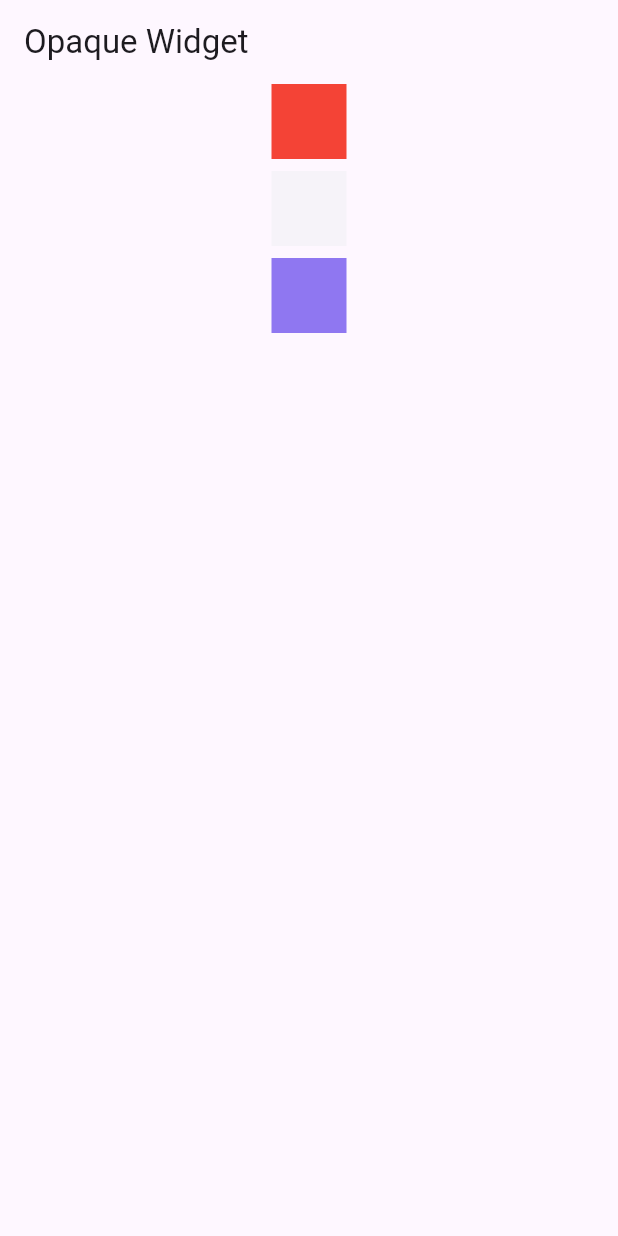
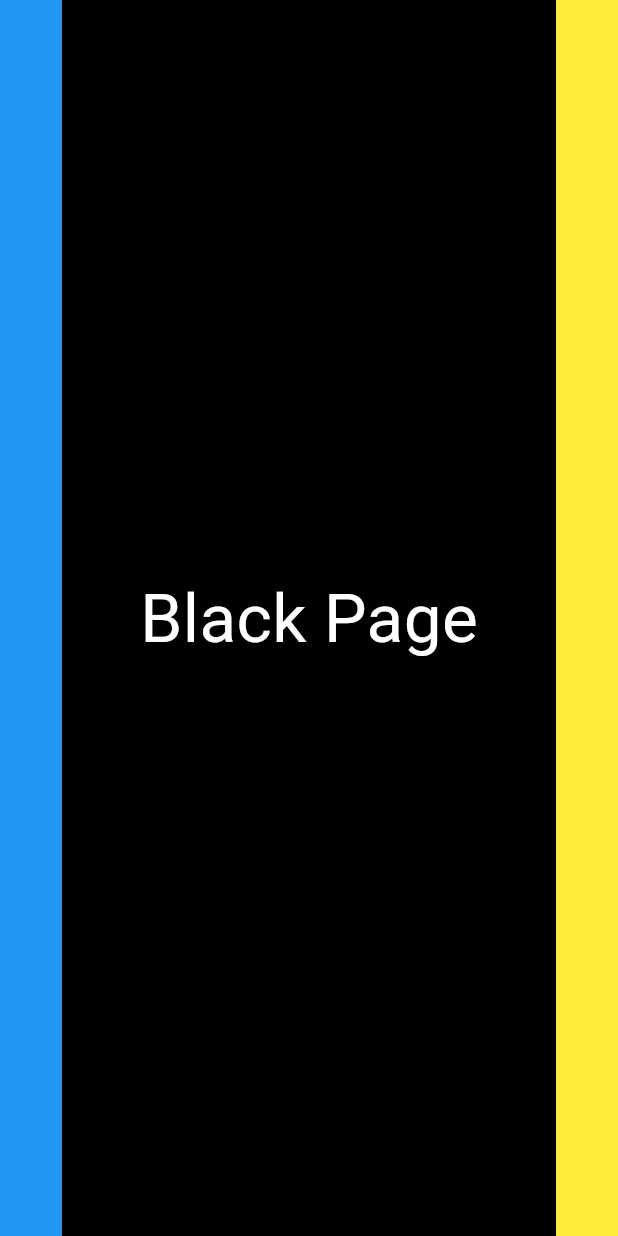
Before and after one commit to AzamHasnat/Widgets-of-the-Week, a Flutter app: the screen it shows after launch, on a phone screen of 412 x 824 dp. Run offline on Flutter 3.47's test engine with Material 3 defaults, Android fonts, the phone set to English and light mode, and no system bars.

Commit message:
Add Page View Widget

```diff
--- /dev/null
+++ b/lib/Widgests of the week/Page View/page_view_custom.dart
@@ -0,0 +1,56 @@
+import 'package:flutter/material.dart';
+
+class PageViewCustom extends StatefulWidget {
+  const PageViewCustom({super.key});
+
+  @override
+  State<PageViewCustom> createState() => _PageViewCustomState();
+}
+
+class _PageViewCustomState extends State<PageViewCustom> {
+  final _pageController = PageController(
+    initialPage: 2,
+    viewportFraction: 0.8);
+  @override
+  Widget build(BuildContext context) {
+    return Scaffold(
+      body: PageView(
+        controller: _pageController,
+        children: [
+          Container(
+            color: Colors.red,
+            child: const Center(child: Text("Red Page",
+                style: TextStyle(
+                  fontSize: 45,
+                  color: Colors.white,
+                ),)),
+          ),
+          Container(
+            color: Colors.blue,
+            child: const Center(child: Text("Blue Page",
+                style: TextStyle(
+                  fontSize: 45,
+                  color: Colors.white,
+                ),)),
+          ),
+          Container(
+            color: Colors.black,
+            child: const Center(child: Text("Black Page",
+                style: TextStyle(
+                  fontSize: 45,
+                  color: Colors.white,
+                ),)),
+          ),
+          Container(
+            color: Colors.yellow,
+            child: const Center(child: Text("Yellow Page",
+                style: TextStyle(
+                  fontSize: 45,
+                  color: Colors.white,
+                ),)),
+          ),
+        ],
+      ),
+    );
+  }
+}
--- a/lib/main.dart
+++ b/lib/main.dart
@@ -1,4 +1,5 @@
 import 'package:flutter/material.dart';
+import 'package:flutter_widgets_of_the_week/Widgests%20of%20the%20week/Page%20View/page_view_custom.dart';
 import 'package:flutter_widgets_of_the_week/Widgests%20of%20the%20week/animated_container.dart';
 import 'package:flutter_widgets_of_the_week/Widgests%20of%20the%20week/opaque.dart';
 import 'package:flutter_widgets_of_the_week/Widgests%20of%20the%20week/wrap.dart';
@@ -17,12 +18,13 @@ class MyApp extends StatelessWidget {
   @override
   Widget build(BuildContext context) {
     return MaterialApp(
-      title: 'Flutter Demo',
+      title: 'Widget of the Week',
+      debugShowCheckedModeBanner: false,
       theme: ThemeData(
         colorScheme: ColorScheme.fromSeed(seedColor: Colors.deepPurple),
         useMaterial3: true,
       ),
-      home: const OpaqueWidget(),
+      home: const PageViewCustom(),
     );
   }
 }
```
